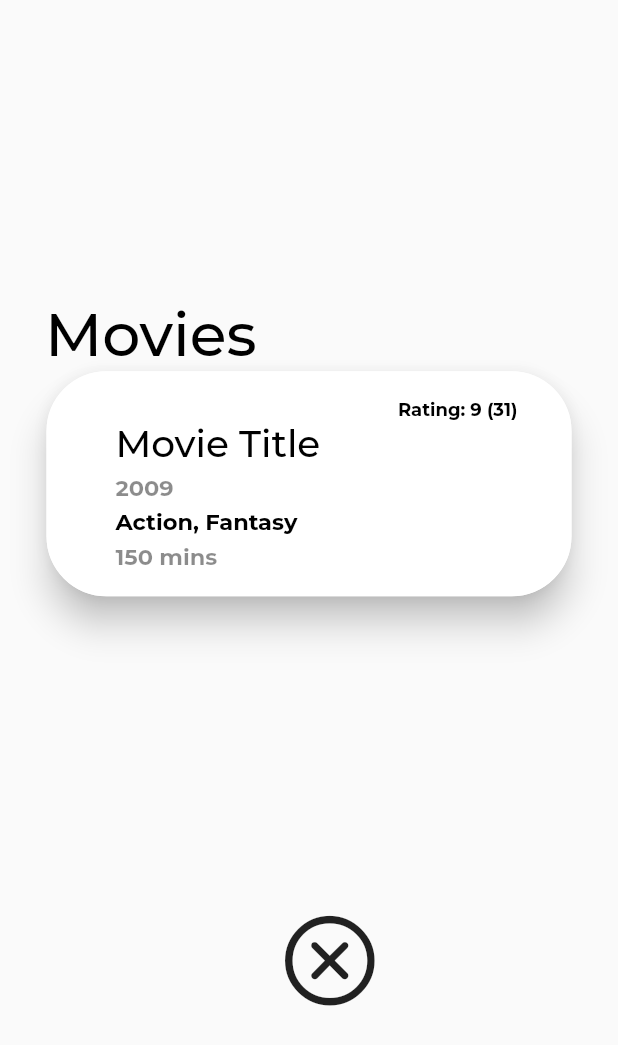
After one commit to MehmetUstek/DatabaseManagement_Final_Project, a Flutter app: the screen it shows after launch, after a tap on "TOP RATED", on a phone screen of 412 x 824 dp. The commit adds this screen. Shown: the top 1045 px of the screen. Run offline on Flutter 3.47's test engine with Material 2 defaults, Android fonts, the phone set to English and light mode, and no system bars; our stand-ins replace email_validator, font_awesome_flutter, google_fonts.

Commit message:
MoviesPage init

```diff
--- a/flutter/lib/HomePage.dart
+++ b/flutter/lib/HomePage.dart
@@ -5,6 +5,7 @@ import 'package:font_awesome_flutter/font_awesome_flutter.dart';
 import 'package:google_fonts/google_fonts.dart';
 import 'package:provider/provider.dart';
 
+import 'MoviesPage.dart';
 import 'SearchPage.dart';
 
 class HomePage extends StatefulWidget {
@@ -164,7 +165,7 @@ class _HomePageState extends State<HomePage> {
                             crossAxisAlignment: CrossAxisAlignment.start,
                             children: <Widget> [
                       Text(
-                          'Top Rated',
+                          'TOP RATED',
                           maxLines: 2,
                           style: GoogleFonts.montserrat(
                               textStyle: TextStyle(
@@ -188,7 +189,7 @@ class _HomePageState extends State<HomePage> {
                     ]),
 
                 onPressed: () {
-                  Navigator.push(context, MaterialPageRoute(builder: (context) => SearchPage()));
+                  Navigator.push(context, MaterialPageRoute(builder: (context) => MoviesPage()));
                 },
               ),
               Padding(padding:EdgeInsets.only(top:50),child:
--- /dev/null
+++ b/flutter/lib/MoviesPage.dart
@@ -0,0 +1,165 @@
+import 'package:email_validator/email_validator.dart';
+import 'package:flutter/cupertino.dart';
+import 'package:flutter/material.dart';
+import 'package:font_awesome_flutter/font_awesome_flutter.dart';
+import 'package:google_fonts/google_fonts.dart';
+import 'package:provider/provider.dart';
+
+class MoviesPage extends StatefulWidget {
+  @override
+  _MoviePageState createState() => _MoviePageState();
+}
+
+class _MoviePageState extends State<MoviesPage> {
+  var containerColor = Colors.black87;
+
+  @override
+  void initState() {
+    super.initState();
+  }
+
+  @override
+  Widget build(BuildContext context) {
+    return Scaffold(
+      body: Center(
+        child: Container(
+          child: Column(
+            mainAxisAlignment: MainAxisAlignment.center,
+            children: [
+              // Padding(
+              //   padding: EdgeInsets.only(top: 0),
+              //   child: FittedBox(
+              //     fit: BoxFit.fitWidth,
+              //     child: Image.asset(
+              //       'images/logo.png',
+              //       width: 250,
+              //     ),
+              //   ),
+              // ),
+              const Padding(padding: EdgeInsets.only(top: 10)),
+              const Padding(
+                padding: EdgeInsets.only(top: 20),
+              ),
+              Padding(
+                padding: EdgeInsets.only(left: 30),
+                child: Row(children: <Widget>[
+                  Text(
+                    'Movies',
+                    style: GoogleFonts.montserrat(
+                        textStyle: TextStyle(
+                      color: Colors.black,
+                      fontWeight: FontWeight.w500,
+                      fontSize: 40,
+                    )),
+                  ),
+                ]),
+              ),
+              ElevatedButton(
+                style: ElevatedButton.styleFrom(
+                  shape: const RoundedRectangleBorder(
+                    borderRadius: BorderRadius.all(Radius.circular(40.0)),
+                    side: BorderSide(
+                        width: 1.0,
+                        color: Colors.white,
+                        style: BorderStyle.solid),
+                  ),
+                  elevation: 10.0,
+
+                  fixedSize: const Size(350, 150),
+                  primary: Colors.white,
+                ),
+                child: Padding(
+                  padding: EdgeInsets.only(left: 30),
+                  child: Align(
+                    child:
+                    Column(
+                        mainAxisAlignment: MainAxisAlignment.center,
+                        crossAxisAlignment: CrossAxisAlignment.start,
+                        children: <Widget>[
+                          Padding(padding: EdgeInsets.only(right:20),
+                          child:
+                          Align(
+                            alignment: Alignment.topRight,
+                            child: Text(
+                              'Rating: 9 (31)',
+                              style: GoogleFonts.montserrat(
+                                  textStyle: TextStyle(
+                                color: Colors.black,
+                                fontSize: 12,
+                                    fontWeight: FontWeight.bold,
+                              )),
+                            ),
+
+
+                          ),
+                          ),
+                          Padding(
+                            padding: EdgeInsets.only(top: 0),
+                            child: Text(
+                              'Movie Title',
+                              style: GoogleFonts.montserrat(
+                                  textStyle: TextStyle(
+                                color: Colors.black,
+                                fontSize: 25,
+                              )),
+                            ),
+                          ),
+                          Padding(
+                            padding: EdgeInsets.only(top: 5),
+                            child: Text(
+                              '2009',
+                              style: GoogleFonts.montserrat(
+                                  textStyle: TextStyle(
+                                color: Colors.black45,
+                                fontSize: 15,
+                                fontWeight: FontWeight.bold,
+                              )),
+                            ),
+                          ),
+                          Padding(
+                            padding: EdgeInsets.only(top: 5),
+                            child: Text(
+                              'Action, Fantasy',
+                              style: GoogleFonts.montserrat(
+                                  textStyle: TextStyle(
+                                color: Colors.black,
+                                fontSize: 15,
+                                fontWeight: FontWeight.bold,
+                              )),
+                            ),
+                          ),
+                          Padding(
+                            padding: EdgeInsets.only(top: 5),
+                            child: Text(
+                              '150 mins',
+                              style: GoogleFonts.montserrat(
+                                  textStyle: TextStyle(
+                                color: Colors.black45,
+                                fontSize: 15,
+                                fontWeight: FontWeight.bold,
+                              )),
+                            ),
+                          ),
+                        ]),
+
+                  ),
+                ),
+                onPressed: () {},
+              ),
+              Padding(
+                  padding: EdgeInsets.only(top: 200, bottom: 10),
+                  child: IconButton(
+                      onPressed: () {
+                        Navigator.pop(context);
+                      },
+                      icon: Icon(
+                        CupertinoIcons.xmark_circle,
+                        size: 70,
+                      ))),
+            ],
+          ),
+        ),
+      ),
+    );
+  }
+}
```
